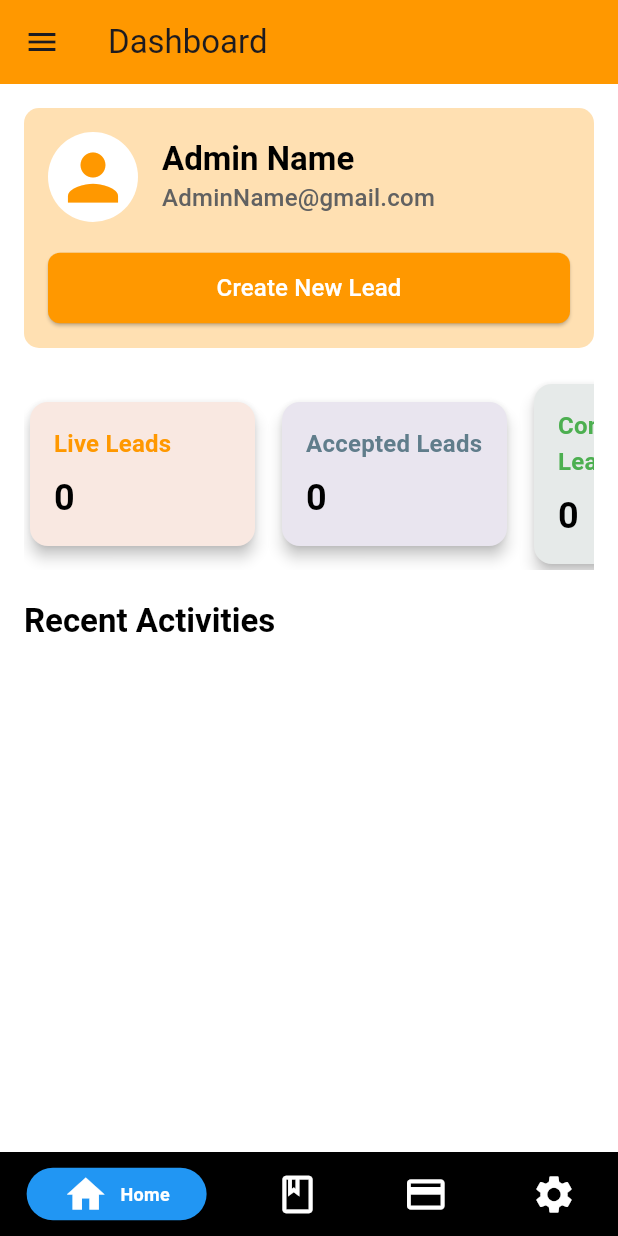
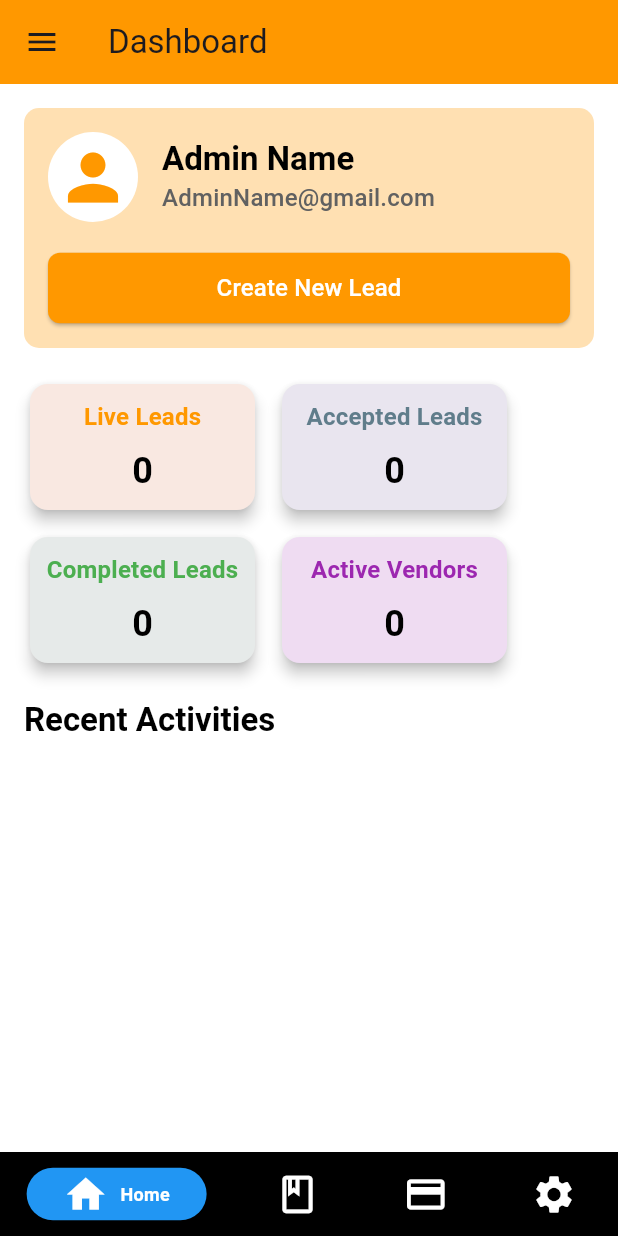
Before and after one commit to DevvUdit01/JunoFast, a Flutter app: the screen it shows after launch, on a phone screen of 412 x 824 dp. Run offline on Flutter 3.47's test engine with Material 3 defaults, Android fonts, the phone set to English and light mode, and no system bars; drawn by our look-alikes of persistent_bottom_nav_bar; our stand-ins replace cloud_firestore, firebase_core, firebase_messaging, geocoding, geolocator, get and 1 more; accounts and stored records are empty; project files that could hold a hidden picture were left out.

Commit message:
add some change into DashBoard page

```diff
--- a/lib/features/Dashboard/dashboard_view.dart
+++ b/lib/features/Dashboard/dashboard_view.dart
@@ -4,7 +4,7 @@ import 'package:junofast/features/Dashboard/dashboard_controller.dart';
 import 'package:junofast/routing/routes_constant.dart';
 
 class DashboardView extends GetView<DashboardController> {
-  DashboardView({super.key});
+  const DashboardView({super.key});
 
   @override
   Widget build(BuildContext context) {
@@ -32,10 +32,10 @@ class DashboardView extends GetView<DashboardController> {
                 children: [
                   Row(
                     children: [
-                      CircleAvatar(
+                      const CircleAvatar(
                         backgroundColor: Colors.white,
                         radius: 30,
-                        child: const Icon(Icons.person, size: 50.0, color: Colors.orange),
+                        child: Icon(Icons.person, size: 50.0, color: Colors.orange),
                       ),
                       const SizedBox(width: 16.0),
                       Column(
@@ -83,9 +83,9 @@ class DashboardView extends GetView<DashboardController> {
             ),
             const SizedBox(height: 20),
             // Key Metrics Section
-            SingleChildScrollView(
-              scrollDirection: Axis.horizontal,
-              child: Row(
+            Column(
+              children: [
+                Row(
                   children: [
                     Obx(() => MetricCard(
                       title: 'Live Leads',
@@ -98,7 +98,11 @@ class DashboardView extends GetView<DashboardController> {
                       value: controller.acceptedLeads.value.toString(),
                       color: Colors.blueGrey,
                     )),
-                  const SizedBox(width: 10),
+                  ],
+                ),
+              const SizedBox(height: 10),
+                Row(
+                  children: [
                      Obx(() => MetricCard(
                   title: 'Completed Leads',
                   value: controller.completedLeads.value.toString(),
@@ -111,7 +115,8 @@ class DashboardView extends GetView<DashboardController> {
                   color: Colors.purple,
                 )),
                   ],
-              ),
+                )
+              ],
             ),
             const SizedBox(height: 20),
             // Recent Activities Section
@@ -155,7 +160,7 @@ class MetricCard extends StatelessWidget {
   final String value;
   final Color color;
 
-  MetricCard({required this.title, required this.value, required this.color});
+  const MetricCard({super.key, required this.title, required this.value, required this.color});
 
   @override
   Widget build(BuildContext context) {
@@ -165,7 +170,7 @@ class MetricCard extends StatelessWidget {
         borderRadius: BorderRadius.circular(12),
       ),
       child: Container(
-        padding: const EdgeInsets.all(16.0),
+        padding: const EdgeInsets.all(10.0),
         width: 150,
         decoration: BoxDecoration(
           color: color.withOpacity(0.1), // Lighter shade of the metric color
@@ -173,13 +178,15 @@ class MetricCard extends StatelessWidget {
         ),
         child: Column(
           mainAxisSize: MainAxisSize.min,
-          crossAxisAlignment: CrossAxisAlignment.start,
+          crossAxisAlignment: CrossAxisAlignment.center,
           children: [
-            Text(
+            Flexible(
+              child: Text(
                 title,
                 style: Theme.of(context).textTheme.titleMedium?.copyWith(
                       fontWeight: FontWeight.w600,
                       color: color,
+                    ),
               ),
             ),
             const SizedBox(height: 8),
@@ -214,22 +221,22 @@ Drawer buildDrawer() {
           ),
         ),
         ListTile(
-          leading: Icon(Icons.person, color: Colors.orange),
+          leading: const Icon(Icons.person, color: Colors.orange),
           title: const Text('Profile'),
           onTap: () {},
         ),
         ListTile(
-          leading: Icon(Icons.payment, color: Colors.orange),
+          leading: const Icon(Icons.payment, color: Colors.orange),
           title: const Text('Payment'),
           onTap: () {},
         ),
         ListTile(
-          leading: Icon(Icons.note, color: Colors.orange),
+          leading: const Icon(Icons.note, color: Colors.orange),
           title: const Text('Notes'),
           onTap: () {},
         ),
         ListTile(
-          leading: Icon(Icons.help, color: Colors.orange),
+          leading: const Icon(Icons.help, color: Colors.orange),
           title: const Text('Help'),
           onTap: () {},
         ),
```
Also changed, not shown: lib/features/Lead/lead_controller.dart (+16 -7 lines), lib/features/Lead/lead_view.dart (+24 -24 lines), pubspec.lock. Lines whose indentation alone changed are shown as unchanged.
